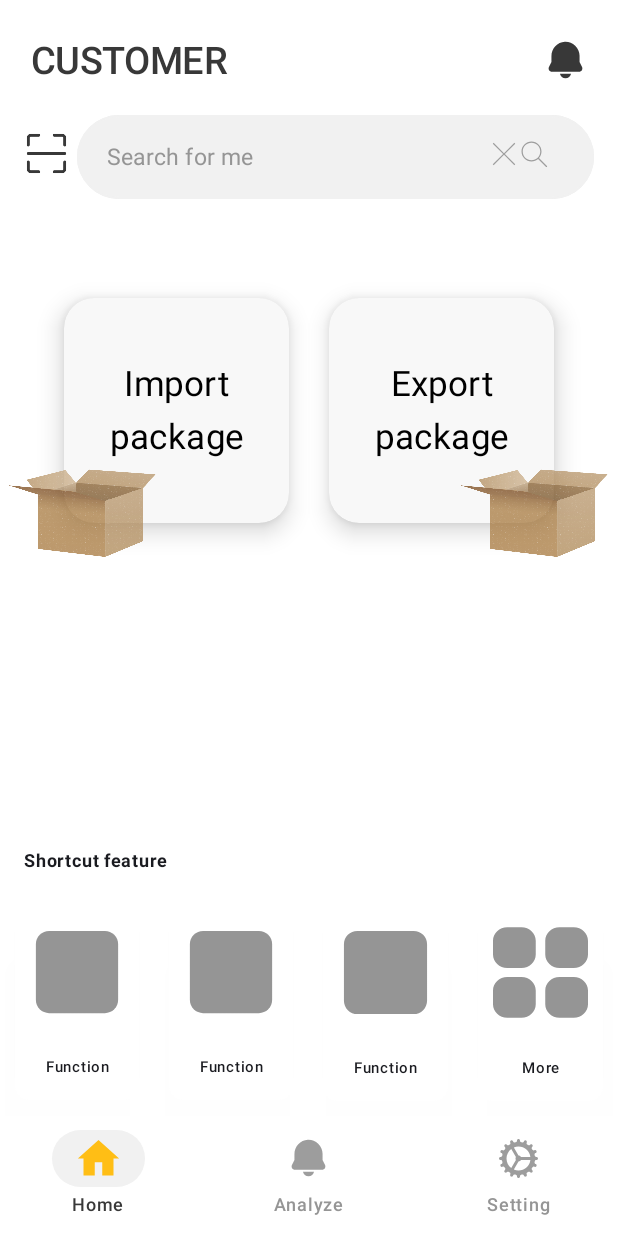
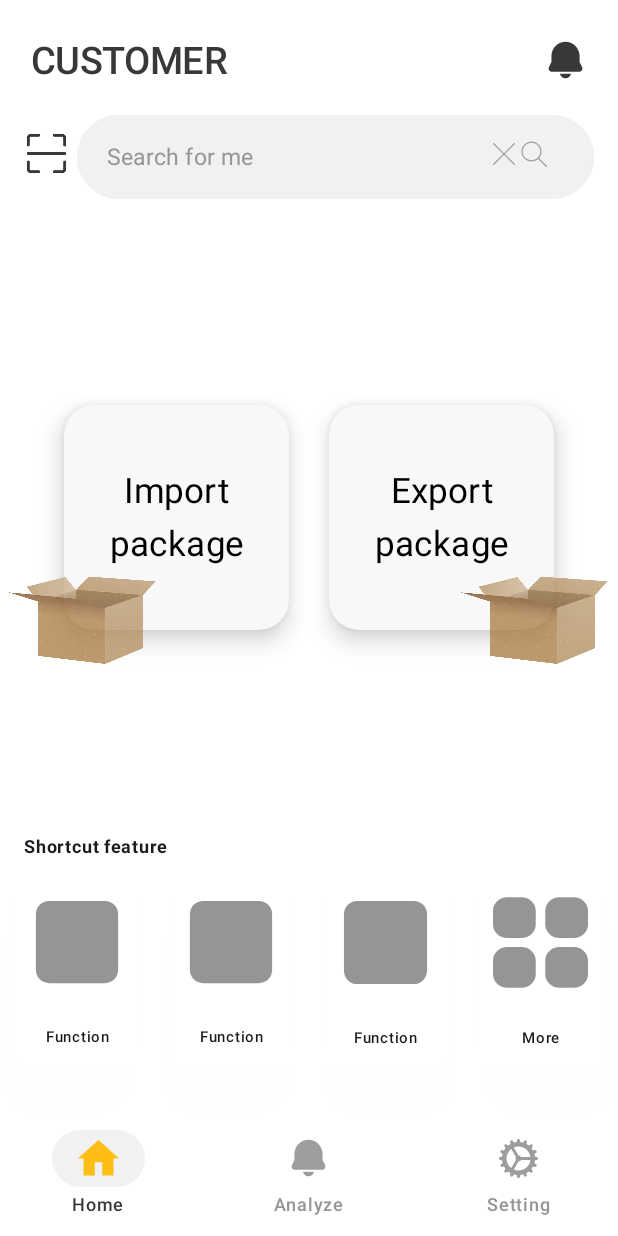
Before and after one commit to PhunnMoc/WarehouseManagement, an Android app built with Jetpack Compose: the screen it shows after launch (MainActivity), on a phone screen of 412 x 824 dp. Run offline under Robolectric (Android 15) with nearby library versions, the phone set to English and light mode, and no system bars.

Commit message:
Fix UI home worker p2

```diff
--- a/app/src/main/java/com/example/warehousemanagement/ui/common/FunctionContainer.kt
+++ b/app/src/main/java/com/example/warehousemanagement/ui/common/FunctionContainer.kt
@@ -74,7 +74,7 @@ fun AdminView() {
     }
     Text(
         text = stringResource(id = R.string.admin_subtitle_all_function),
-        modifier = Modifier.padding(vertical =  Dimens.PADDING_5_DP),
+        modifier = Modifier.padding(vertical = Dimens.PADDING_5_DP),
         fontSize = 14.sp,
         fontWeight = FontWeight.Bold
 
@@ -98,19 +98,8 @@ fun AdminView() {
 }
 
 @Composable
-fun NonAdminView() {
-    Row(
-        modifier = Modifier.fillMaxWidth(),
-        verticalAlignment = Alignment.CenterVertically,
-    ) {
-        Text(
-          text= stringResource(id = R.string.employee_subtitle_shortcut_function),
-            modifier = Modifier.padding(start = 16.dp),
-            fontSize = 12.sp,
-            fontWeight = FontWeight.Bold
+fun NonAdminView(modifier: Modifier = Modifier,) {
 
-        )
-    }
     Spacer(modifier = Modifier.padding(5.dp))
     val functionItems = List(3) {
         FunctionItem(
@@ -129,16 +118,32 @@ fun NonAdminView() {
         RoundedCornerShape(8.dp),
         10.sp
     )
-    FunctionRow(functionItems)
+    Column(
+        modifier = modifier.fillMaxWidth(),
+       // verticalAlignment = Alignment.CenterVertically,
+    ) {
+        Text(
+            text = stringResource(id = R.string.employee_subtitle_shortcut_function),
+            modifier = Modifier.padding(start = 16.dp),
+            fontSize = 12.sp,
+            fontWeight = FontWeight.Bold
+
+        )
+        FunctionRow(functionItems)
+    }
+
 }
 
 @Composable
-fun FunctionContainer(isAdmin: Boolean) {
+fun FunctionContainer(
+    modifier: Modifier = Modifier,
+    isAdmin: Boolean
+) {
     Column {
         if (isAdmin) {
             AdminView()
         } else {
-            NonAdminView()
+            NonAdminView(modifier = modifier)
         }
     }
 }
--- a/app/src/main/java/com/example/warehousemanagement/ui/feature/WorkerScreen.kt
+++ b/app/src/main/java/com/example/warehousemanagement/ui/feature/WorkerScreen.kt
@@ -35,7 +35,7 @@ fun ImportExportPackages(modifier: Modifier = Modifier) {
     Row(
         modifier = modifier
             .fillMaxWidth()
-            .padding(horizontal = Dimens.PADDING_16_DP, vertical = Dimens.PADDING_50_DP),
+            .padding(horizontal = Dimens.PADDING_16_DP),
         horizontalArrangement = Arrangement.SpaceEvenly,
     ) {
         // Import Package Box
@@ -135,10 +135,12 @@ fun WorkerScreen(modifier: Modifier = Modifier) {
                 SearchBarWithSuggestion(listSuggestions)
             }
 
-
+            Spacer(modifier = Modifier.weight(1f))
             ImportExportPackages()
             Spacer(modifier = Modifier.weight(1f))
-            FunctionContainer(isAdmin = false)
+            FunctionContainer(
+                modifier=Modifier.padding(bottom = Dimens.PADDING_20_DP),
+                isAdmin = false)
         }
     }
 }
```
